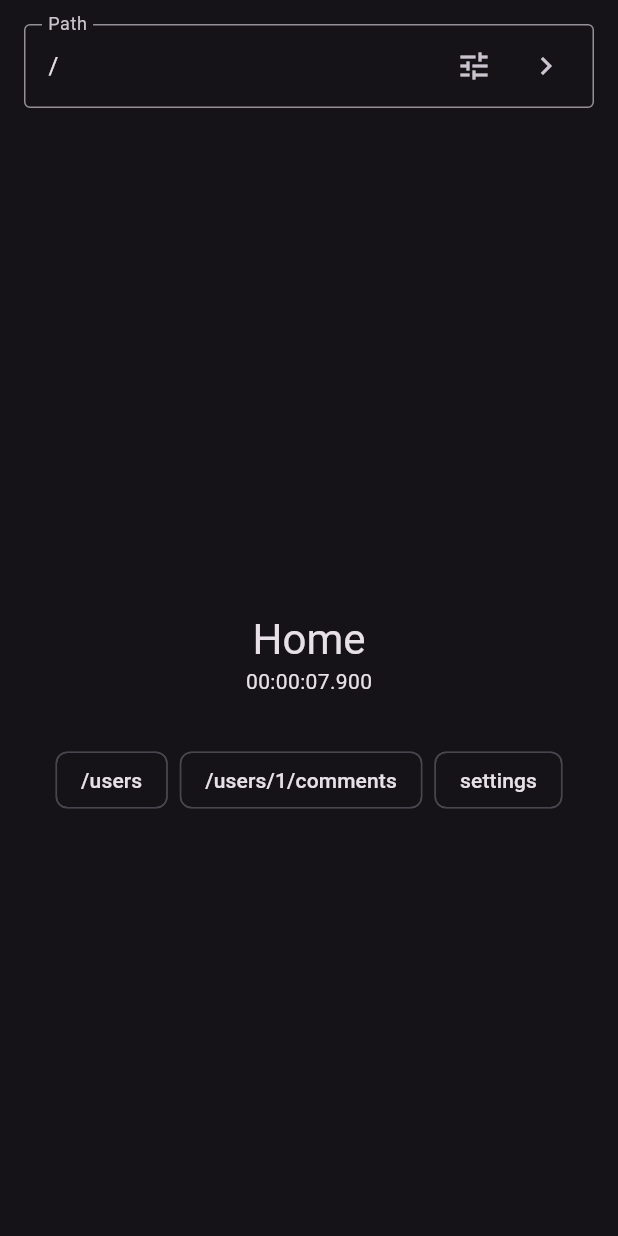
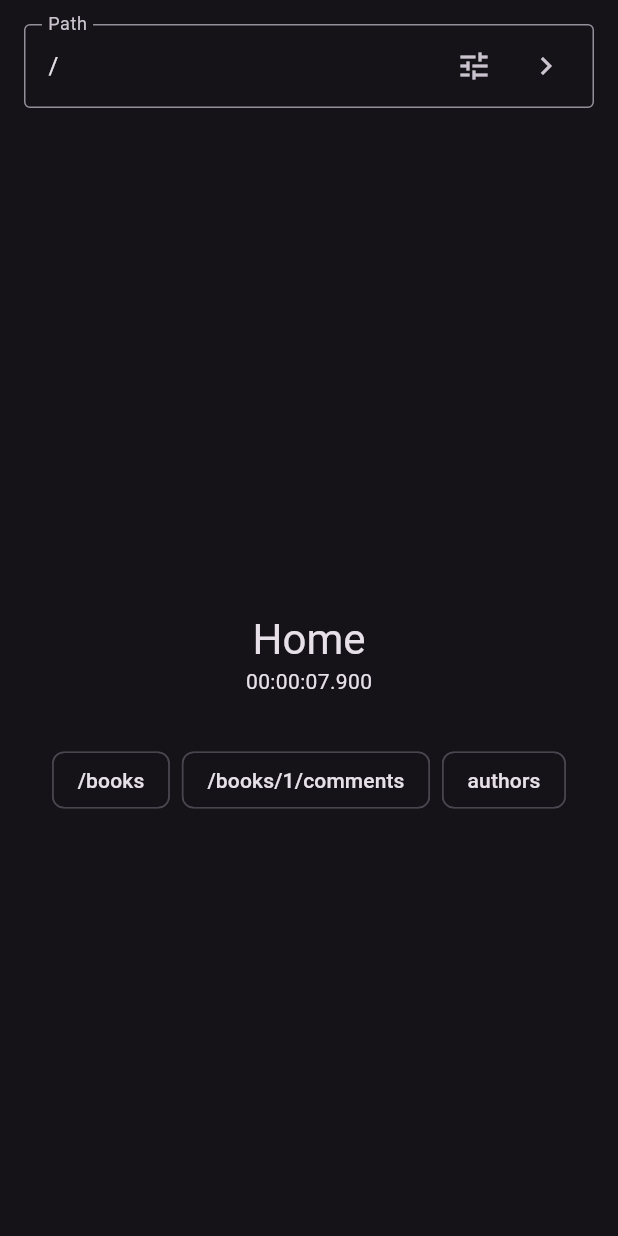
Before and after one commit to clragon/fractal_router, a Flutter app: the screen it shows after launch, on a phone screen of 412 x 824 dp. Run offline on Flutter 3.47's test engine with Material 3 defaults, Android fonts, the phone set to English and light mode, and no system bars; missing offline and left inert: path_to_regexp.

Commit message:
improved example

```diff
--- a/example/lib/main.dart
+++ b/example/lib/main.dart
@@ -19,41 +19,70 @@ class _AppState extends State<App> {
         path: '/',
         builder: (context, router) => const AppPage(
           title: 'Home',
-          paths: ['/users', '/users/1/comments', 'settings'],
+          paths: ['/books', '/books/1/comments', 'authors'],
         ),
       ),
+      /*
+       * Below is an example of an immediately defined nested route.
+       */
       FractalRoute(
-        path: '/users',
+        path: '/books',
         builder: (context, router) => const AppPage(
-          title: 'Users',
-          paths: ['1', '2'],
+          title: 'Books',
+          paths: ['author', 'delete/forever'],
         ),
         routes: [
           FractalRoute(
-            path: r'/:id(\d+)',
-            builder: (context, router) {
-              final id = router.params['id'];
-              return AppPage(
-                title: 'User $id',
-                paths: const ['profile', 'comments'],
-              );
-            },
+            path: '/:bookId',
+            builder: (context, router) => AppPage(
+              title: 'Book ${router.params['bookId']}',
+              paths: const ['comments'],
+            ),
             routes: [
               FractalRoute(
                 path: '/comments',
                 builder: (context, router) => AppPage(
-                  title: 'Comments for User ${router.params['id']}',
+                  title: 'Comments for User ${router.params['bookId']}',
                 ),
+                routes: [
+                  FractalRoute(
+                    path: '/:commentId',
+                    builder: (context, router) => AppPage(
+                      title: 'Comment ${router.params['commentId']}',
+                    ),
+                  ),
+                ],
               ),
             ],
           ),
+          /*
+           * Below is an example of a route that has multiple path parameters.
+           */
+          FractalRoute(
+            path: '/delete/forever',
+            builder: (context, router) => AppPage(
+              title: 'Delete ${router.params['bookId']} forever?',
+            ),
+          ),
+          /*
+           * Below is an example of a route that redirects to another path.
+           */
+          FractalRedirectRoute(
+            path: '/author',
+            redirect: '/authors',
+          ),
         ],
       ),
+      /*
+       * Below is an example of a separately defined nested route.
+       *
+       * Note that the `exact` property is set to `false` to allow the nested
+       * router to handle the rest of the path.
+       */
       FractalRoute(
-        path: '/settings',
-        builder: (context, router) => const AppPage(
-          title: 'Settings',
-        ),
+        path: '/authors',
+        builder: (context, router) => const AuthorsPage(),
+        exact: false,
       ),
     ],
   );
@@ -75,6 +104,13 @@ class _AppState extends State<App> {
           ),
           Expanded(
             child: Router(
+              /*
+               * The FractalParser connects your Router to the platform's
+               * URL. This is useful if you wish to handle deeplinks or
+               * browser URLs.
+               *
+               * You usually only want one FractalParser in your app.
+               */
               routeInformationParser: const FractalParser(),
               routerDelegate: _delegate,
             ),
@@ -84,3 +120,43 @@ class _AppState extends State<App> {
     );
   }
 }
+
+class AuthorsPage extends StatelessWidget {
+  const AuthorsPage({super.key});
+
+  @override
+  Widget build(BuildContext context) {
+    /*
+     * Below is an example of a nested router that is defined separately from
+     * the parent router.
+     *
+     * It will automatically connect to the parent router and handle the rest
+     * of the path.
+     *
+     * If there is no parent router, this router will have its own path.
+     * You can also make any router independant by
+     * setting `withParent` to `false` (default is `true`).
+     */
+    return FractalRouter(
+      withParent: true,
+      routes: [
+        FractalRoute(
+          path: '/',
+          builder: (context, router) => const AppPage(
+            title: 'Authors',
+            paths: ['1', '2'],
+          ),
+        ),
+        FractalRoute(
+          path: r'/:id(\d+)',
+          builder: (context, router) {
+            final id = router.params['id'];
+            return AppPage(
+              title: 'Author $id',
+            );
+          },
+        ),
+      ],
+    );
+  }
+}
--- a/lib/src/fractal_route.dart
+++ b/lib/src/fractal_route.dart
@@ -114,6 +114,8 @@ class FractalRedirectRoute implements FractalRoute {
     required this.redirect,
   });
 
+  // TODO: add redirect builder that takes context and router so users can rewrite paths
+
   @override
   final String path;
 
```
Also changed, not shown: 2 other files.
